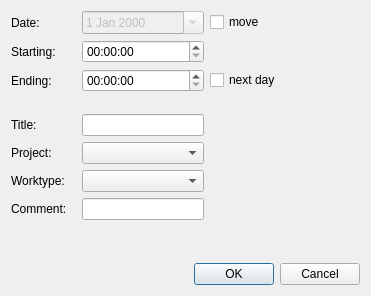
Old version of the form src/dontpanik/kpart/core/ui/keditactiondialog.ui in the repository frankHa/dontpanic.
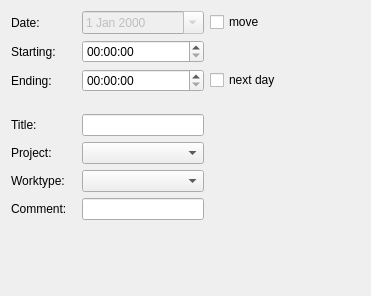
New version of the form. Custom widgets are drawn as their Qt base class.

Commit message: -switched all dialogs over to kdialog

The edit to the form file:
```diff
--- a/src/dontpanik/kpart/core/ui/keditactiondialog.ui
+++ b/src/dontpanik/kpart/core/ui/keditactiondialog.ui
@@ -1,7 +1,7 @@
 <?xml version="1.0" encoding="UTF-8"?>
 <ui version="4.0">
  <class>KEditActionDialog</class>
- <widget class="QDialog" name="KEditActionDialog">
+ <widget class="QWidget" name="KEditActionDialog">
   <property name="geometry">
    <rect>
     <x>0</x>
@@ -226,16 +226,6 @@
      </property>
     </spacer>
    </item>
-   <item row="9" column="2" colspan="2">
-    <widget class="QDialogButtonBox" name="buttonBox">
-     <property name="orientation">
-      <enum>Qt::Horizontal</enum>
-     </property>
-     <property name="standardButtons">
-      <set>QDialogButtonBox::Cancel|QDialogButtonBox::Ok</set>
-     </property>
-    </widget>
-   </item>
    <item row="0" column="0">
     <widget class="QLabel" name="label_7">
      <property name="text">
```
The commit also changes 25 other files.
